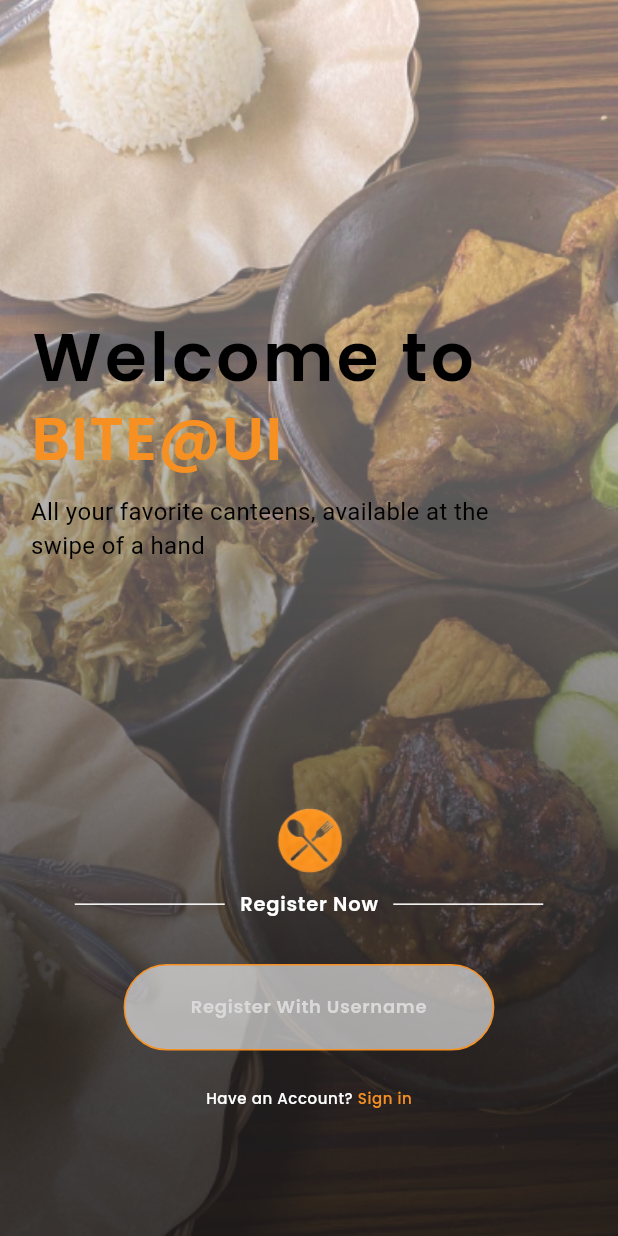
After one commit to muzkii/final-project-PBP-group-K7, a Flutter app: the LandingPage screen opened directly, on a phone screen of 412 x 824 dp. The commit adds this screen. Run offline on Flutter 3.47's test engine with Material 3 defaults, Android fonts, the phone set to English and light mode, and no system bars; missing offline and left inert: pbp_django_auth; Roboto replaces fonts that are missing (Inria Serif).

Commit message:
Adding landing page, changes to some login dart to integrate input from landingpage, adding permission to use internet on android

```diff
--- /dev/null
+++ b/lib/screens/landingpage.dart
@@ -0,0 +1,251 @@
+import 'package:flutter/material.dart';
+import 'login.dart'; // Ensure proper import paths
+import 'register.dart';
+
+class LandingPage extends StatelessWidget {
+  LandingPage({Key? key}) : super(key: key);
+
+  final TextEditingController _usernameController = TextEditingController();
+
+  @override
+  Widget build(BuildContext context) {
+    final size = MediaQuery.of(context).size;
+
+    return Scaffold(
+      body: Container(
+        width: double.infinity,
+        height: double.infinity,
+        decoration: const BoxDecoration(color: Colors.white),
+        child: Stack(
+          alignment: Alignment.center,
+          children: [
+            // Background Image
+            Positioned.fill(
+              child: Container(
+                decoration: const BoxDecoration(
+                  image: DecorationImage(
+                    image: AssetImage('assets/background-landingpage.png'),
+                    fit: BoxFit.cover,
+                  ),
+                ),
+              ),
+            ),
+            // Gradient Overlay
+            Positioned.fill(
+              child: Container(
+                decoration: const BoxDecoration(
+                  gradient: LinearGradient(
+                    begin: Alignment.topCenter,
+                    end: Alignment.bottomCenter,
+                    colors: [
+                      Colors.transparent,
+                      Colors.black54,
+                    ],
+                  ),
+                ),
+              ),
+            ),
+            // Welcome Text
+            Positioned(
+              top: size.height * 0.25,
+              child: SizedBox(
+                width: size.width * 0.9,
+                child: const Text(
+                  'Welcome to',
+                  textAlign: TextAlign.left,
+                  style: TextStyle(
+                    color: Colors.black,
+                    fontSize: 45,
+                    fontFamily: 'Poppins',
+                    fontWeight: FontWeight.w600,
+                    letterSpacing: 2.25,
+                  ),
+                ),
+              ),
+            ),
+            // BITE@UI Text
+            Positioned(
+              top: size.height * 0.32,
+              child: SizedBox(
+                width: size.width * 0.9,
+                child: const Text(
+                  'BITE@UI',
+                  textAlign: TextAlign.left,
+                  style: TextStyle(
+                    color: Color(0xFFF79022),
+                    fontSize: 40,
+                    fontFamily: 'Poppins',
+                    fontWeight: FontWeight.w600,
+                    letterSpacing: 0.8,
+                  ),
+                ),
+              ),
+            ),
+            // Subtitle Text
+            Positioned(
+              top: size.height * 0.40,
+              child: SizedBox(
+                width: size.width * 0.9,
+                child: const Text(
+                  'All your favorite canteens, available at the\nswipe of a hand',
+                  textAlign: TextAlign.left,
+                  style: TextStyle(
+                    color: Colors.black,
+                    fontSize: 16,
+                    fontFamily: 'Inria Serif',
+                    fontWeight: FontWeight.w400,
+                  ),
+                  maxLines: 2,
+                ),
+              ),
+            ),
+            // Rotated Logo
+            Positioned(
+              top: size.height * 0.63,
+              child: Transform.rotate(
+                angle: 0.02,
+                child: Container(
+                  width: size.width * 0.2,
+                  height: size.height * 0.1,
+                  decoration: const BoxDecoration(
+                    image: DecorationImage(
+                      image: AssetImage('assets/logo.png'),
+                      fit: BoxFit.contain,
+                    ),
+                  ),
+                ),
+              ),
+            ),
+            // Register Now with Lines
+            Positioned(
+              top: size.height * 0.72,
+              child: GestureDetector(
+                onTap: () {
+                  Navigator.push(
+                    context,
+                    MaterialPageRoute(builder: (context) => const RegisterPage()),
+                  );
+                },
+                child: Row(
+                  mainAxisSize: MainAxisSize.min,
+                  children: [
+                    const SizedBox(
+                      width: 100,
+                      child: Divider(
+                        color: Colors.white,
+                        thickness: 1,
+                      ),
+                    ),
+                    const Padding(
+                      padding: EdgeInsets.symmetric(horizontal: 10),
+                      child: Text(
+                        'Register Now',
+                        style: TextStyle(
+                          color: Colors.white,
+                          fontSize: 13,
+                          fontFamily: 'Poppins',
+                          fontWeight: FontWeight.w600,
+                          letterSpacing: 0.52,
+                        ),
+                      ),
+                    ),
+                    const SizedBox(
+                      width: 100,
+                      child: Divider(
+                        color: Colors.white,
+                        thickness: 1,
+                      ),
+                    ),
+                  ],
+                ),
+              ),
+            ),
+            // Input Field (Register with Username)
+            Positioned(
+              top: size.height * 0.78,
+              child: Container(
+                width: size.width * 0.6,
+                height: size.height * 0.07,
+                padding: const EdgeInsets.symmetric(horizontal: 16),
+                decoration: BoxDecoration(
+                  color: Colors.white.withOpacity(0.6),
+                  borderRadius: BorderRadius.circular(40),
+                  border: Border.all(
+                    width: 1,
+                    color: const Color(0xFFF79022),
+                  ),
+                ),
+                child: Center(
+                  child: TextField(
+                    controller: _usernameController,
+                    textAlign: TextAlign.center,
+                    decoration: const InputDecoration(
+                      border: InputBorder.none,
+                      hintText: 'Register With Username',
+                      hintStyle: TextStyle(
+                        color: Color(0xFFD9D9D9),
+                        fontSize: 12,
+                        fontFamily: 'Poppins',
+                        fontWeight: FontWeight.w600,
+                        letterSpacing: 0.48,
+                      ),
+                    ),
+                    style: const TextStyle(
+                      color: Colors.black,
+                      fontSize: 12,
+                      fontFamily: 'Poppins',
+                      fontWeight: FontWeight.w600,
+                      height: 1.5,
+                    ),
+                  ),
+                ),
+              ),
+            ),
+            // Sign In Text
+            Positioned(
+              top: size.height * 0.88,
+              child: GestureDetector(
+                onTap: () {
+                  Navigator.push(
+                    context,
+                    MaterialPageRoute(
+                      builder: (context) => LoginPage(
+                        username: _usernameController.text,
+                      ),
+                    ),
+                  );
+                },
+                child: const Text.rich(
+                  TextSpan(
+                    children: [
+                      TextSpan(
+                        text: 'Have an Account? ',
+                        style: TextStyle(
+                          color: Colors.white,
+                          fontSize: 10,
+                          fontFamily: 'Poppins',
+                          fontWeight: FontWeight.w500,
+                          letterSpacing: 0.4,
+                        ),
+                      ),
+                      TextSpan(
+                        text: 'Sign in',
+                        style: TextStyle(
+                          color: Color(0xFFF79022),
+                          fontSize: 10,
+                          fontFamily: 'Poppins',
+                          fontWeight: FontWeight.w500,
+                          letterSpacing: 0.4,
+                        ),
+                      ),
+                    ],
+                  ),
+                ),
+              ),
+            ),
+          ],
+        ),
+      ),
+    );
+  }
+}
--- a/lib/screens/login.dart
+++ b/lib/screens/login.dart
@@ -27,15 +27,23 @@ class LoginApp extends StatelessWidget {
 }
 
 class LoginPage extends StatefulWidget {
-  const LoginPage({super.key});
+  final String username;
+
+  const LoginPage({super.key, this.username = ''});
 
   @override
   State<LoginPage> createState() => _LoginPageState();
 }
 
 class _LoginPageState extends State<LoginPage> {
-  final TextEditingController _usernameController = TextEditingController();
+  late final TextEditingController _usernameController;
   final TextEditingController _passwordController = TextEditingController();
+
+  @override
+  void initState() {
+    super.initState();
+    _usernameController = TextEditingController(text: widget.username);
+  }
 
   @override
   Widget build(BuildContext context) {
```
Also changed, not shown: 1 other file.
